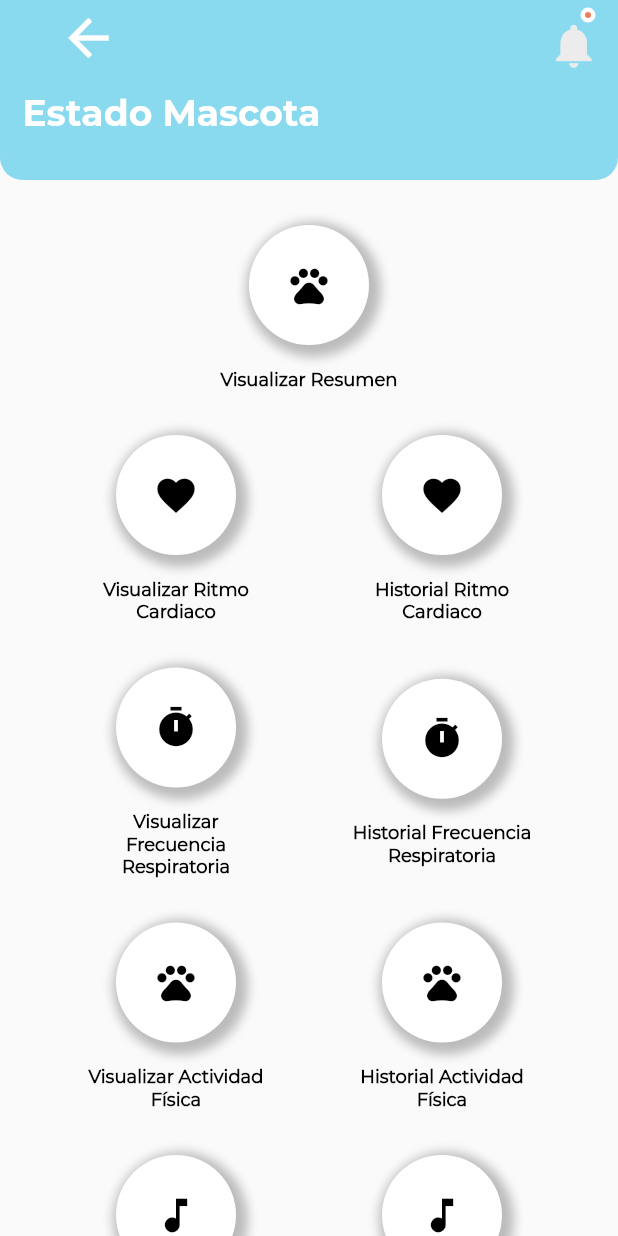
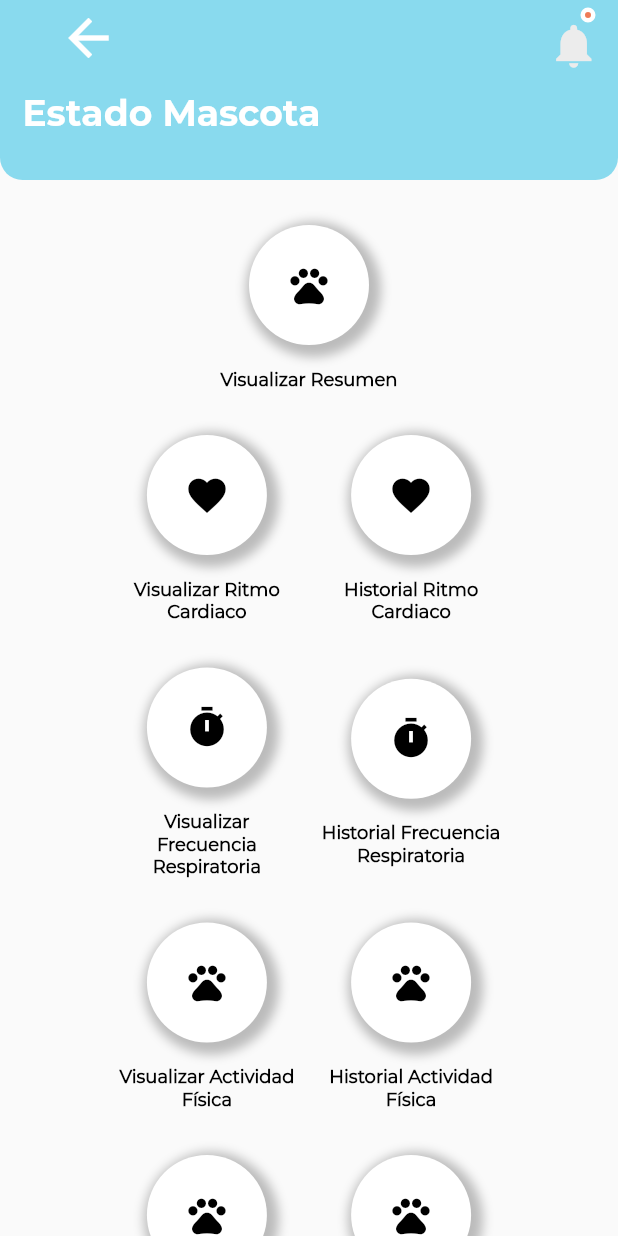
Before and after one commit to CFSanchezV/HealthPawWeb, a Flutter app: the PetStatusView screen opened directly, on a phone screen of 412 x 824 dp. Run offline on Flutter 3.47's test engine with Material 2 defaults, Android fonts, the phone set to English and light mode, and no system bars; our stand-ins replace auto_size_text, charts_flutter, connectivity, dio, firebase_messaging, flutter_blue and 5 more; accounts and stored records are empty; project files that could hold a hidden picture were left out.

Commit message:
fix 99% views

```diff
--- a/lib/services/core/environment.dart
+++ b/lib/services/core/environment.dart
@@ -15,7 +15,7 @@ class BuildEnvironment<String> extends Enum<String> {
 
   /// WEB
   static const LOCAL_WEB =
-      const BuildEnvironment('http://192.168.1.54:3000/api/');
+      const BuildEnvironment('http://192.168.1.7:3000/api/');
 
   /// TESTING
   static const TEST_API =
--- a/lib/views/cardiac_history/cardiac_history.dart
+++ b/lib/views/cardiac_history/cardiac_history.dart
@@ -28,6 +28,7 @@ class _CardiacHistoryViewState extends State<CardiacHistoryView> {
       },
       child: SafeArea(
         child: Scaffold(
+          resizeToAvoidBottomInset: false,
           body: Column(
             children: <Widget>[
               CommonAppBar(
--- a/lib/views/pet_info/pet_info.dart
+++ b/lib/views/pet_info/pet_info.dart
@@ -24,8 +24,10 @@ class _PetInfoViewState extends State<PetInfoView> {
       child: Scaffold(
         body: Column(
           children: <Widget>[
-            CommonAppBar(title: widget.pet == null ? AppStrings.registerPet : AppStrings.modifyPet, showHeader: true),
-            Expanded(child: PetInfoContent(pet: widget.pet)),
+            CommonAppBar(
+              title: widget.pet == null ? AppStrings.registerPet : AppStrings.modifyPet, showHeader: true),
+            Expanded(
+              child: PetInfoContent(pet: widget.pet)),
           ],
         ),
       ),
--- a/lib/views/pet_status/pet_status.dart
+++ b/lib/views/pet_status/pet_status.dart
@@ -19,8 +19,10 @@ class _PetStatusViewState extends State<PetStatusView> {
       child: Scaffold(
         body: Column(
           children: <Widget>[
-            CommonAppBar(title: AppStrings.petStatus, showHeader: true),
-            Expanded(child: PetStatusContent(pet: widget.pet)),
+            CommonAppBar(
+              title: AppStrings.petStatus, showHeader: true),
+            Expanded(
+              child: PetStatusContent(pet: widget.pet)),
           ],
         ),
       ),
--- a/lib/views/pet_status/widgets/pet_status_content.dart
+++ b/lib/views/pet_status/widgets/pet_status_content.dart
@@ -42,7 +42,7 @@ class _PetStatusContentState extends State<PetStatusContent> {
   @override
   Widget build(BuildContext context) {
     return SizedBox(
-      width: MediaQuery.of(context).size.width,
+      width: MediaQuery.of(context).size.width*0.7,
       child: SingleChildScrollView(
         child: Column(
           children: <Widget>[
@@ -126,28 +126,6 @@ class _PetStatusContentState extends State<PetStatusContent> {
               children: <Widget>[
                 CircularButton(
                   size: 80,
-                  onPress: () =>
-                      validateRedirection(SoundTodayView(pet: widget.pet)),
-                  label: AppStrings.viewSound,
-                  icon:
-                      Icon(Icons.music_note, size: 30, color: AppColors.PrimaryBlack),
-                ),
-                CircularButton(
-                  size: 80,
-                  onPress: () =>
-                      validateRedirection(SoundHistoryView(pet: widget.pet)),
-                  label: AppStrings.historySound,
-                  icon:
-                      Icon(Icons.music_note, size: 30, color: AppColors.PrimaryBlack),
-                ),
-              ],
-            ),
-            SizedBox(height: divisionSize),
-            Row(
-              mainAxisAlignment: MainAxisAlignment.spaceEvenly,
-              children: <Widget>[
-                CircularButton(
-                  size: 80,
                   onPress: () => validateRedirection(
                       EnvironmentTemperatureTodayView(pet: widget.pet)),
                   label: AppStrings.viewTemperature,
```
Also changed, not shown: lib/views/cardiac_today/cardiac_today.dart (+7 -2 lines), lib/views/cardiac_today/widgets/cardiac_today_content.dart (+4 -5 lines), lib/views/main_menu/main_menu.dart (+5 -2 lines), lib/views/main_menu/widgets/owner_main_menu_content.dart (+25 -20 lines), lib/views/pet_info/widgets/pet_info_content.dart (+22 -15 lines).
